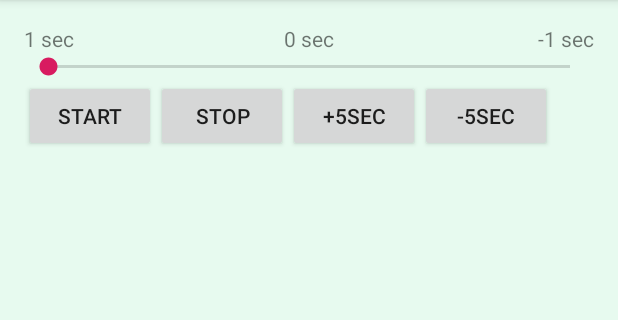
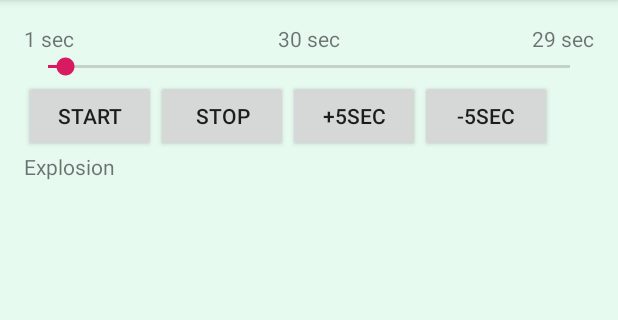
Before and after one commit to Weiqifan1/JonasChrTest_002, an Android app: the PlaySound screen opened directly, with no data from a screen before it, after a tap on "START", on a phone screen of 412 x 824 dp, the part 84-404 px from its top. Run offline under Robolectric (Android 15) with nearby library versions, the light colour scheme and no system bars.

Commit message:
fixed actmain_playsoundbtn and press back button

```diff
--- a/app/src/main/java/com/example/jonaschrtest_002/DiskBooks.kt
+++ b/app/src/main/java/com/example/jonaschrtest_002/DiskBooks.kt
@@ -21,9 +21,6 @@ class DiskBooks: AppCompatActivity() {
 
         //actdiskbooks_mp3strings.text = "her skal der vaere tekst om de mp3 strings jeg kan finde"
         actdiskbooks_mp3strings.text = getAllAudioFromDevice(this).toString();
-
-
-
 
 
 
--- a/app/src/main/java/com/example/jonaschrtest_002/EditBookmark.kt
+++ b/app/src/main/java/com/example/jonaschrtest_002/EditBookmark.kt
@@ -3,7 +3,8 @@ package com.example.jonaschrtest_002
 
 import android.support.v7.app.AppCompatActivity
 import android.os.Bundle
-import kotlinx.android.synthetic.main.activity_edit_bookmark.*
+
+
 import org.jetbrains.anko.db.select
 import org.jetbrains.anko.db.update
 import org.jetbrains.anko.sdk27.coroutines.onClick
--- a/app/src/main/java/com/example/jonaschrtest_002/PlaySound.kt
+++ b/app/src/main/java/com/example/jonaschrtest_002/PlaySound.kt
@@ -36,32 +36,48 @@ class PlaySound : AppCompatActivity(){
 
         // Start the media player
         button_play.setOnClickListener {
-            if (startPlayer == true){
 
-                val data = Uri.parse (myValue)
+                if (startPlayer == true) {
+                    if (myValue==null){
+
+                            if (myValue==null){
+                                player  = MediaPlayer.create (this, R.raw.explosion)
+                            }
+                            player.start()
+                        song_title.text = "Explosion"
+                        }else{
+
+                    val data = Uri.parse(myValue)
 
                     player = MediaPlayer().apply {
                         setDataSource(applicationContext, data)
-                    try { prepare() } catch (e: IllegalStateException) { null}
+                        try {
+                            prepare()
+                        } catch (e: IllegalStateException) {
+                            null
+                        }
                         start()
                     }
                         song_title.text = myValueName
+                }
+
 
 
                     tv_duration.text = "${player.seconds} sec"
                     initializeSeekBar()
-                startPlayer=false
+                    startPlayer = false
 
                     it.isEnabled = false
                     button_stop.isEnabled = true
                     button_fast_forward.isEnabled = true
                     button_fast_backward.isEnabled = true
                     button_play.isEnabled = true
-            }else{
+                } else {
                     player.start()
                     button_stop.isEnabled = true
                     button_play.isEnabled = true
                 }
+
         }
         // Stop the media player
         button_stop.setOnClickListener{
@@ -120,7 +136,7 @@ class PlaySound : AppCompatActivity(){
         if (player.isPlaying()) {
             player.stop();
         }else{
-            player.release();
+
         }
         super.onBackPressed();
 
--- a/app/src/main/res/layout/activity_dbhelp.xml
+++ b/app/src/main/res/layout/activity_dbhelp.xml
@@ -14,8 +14,9 @@
             android:layout_marginBottom="16dp" app:layout_constraintEnd_toEndOf="parent"
             app:layout_constraintTop_toTopOf="parent" app:layout_constraintStart_toStartOf="parent"
             app:layout_constraintBottom_toBottomOf="parent"
-            android:layout_marginStart="14dp" android:layout_marginEnd="14dp" app:layout_constraintHorizontal_bias="1.0"
-            app:layout_constraintVertical_bias="0.932"/>
+            android:layout_marginStart="14dp" android:layout_marginEnd="14dp"
+            app:layout_constraintHorizontal_bias="1.0"
+            app:layout_constraintVertical_bias="1.0"/>
 </android.support.constraint.ConstraintLayout>
 
 
```
Lines whose indentation alone changed are shown as unchanged.
